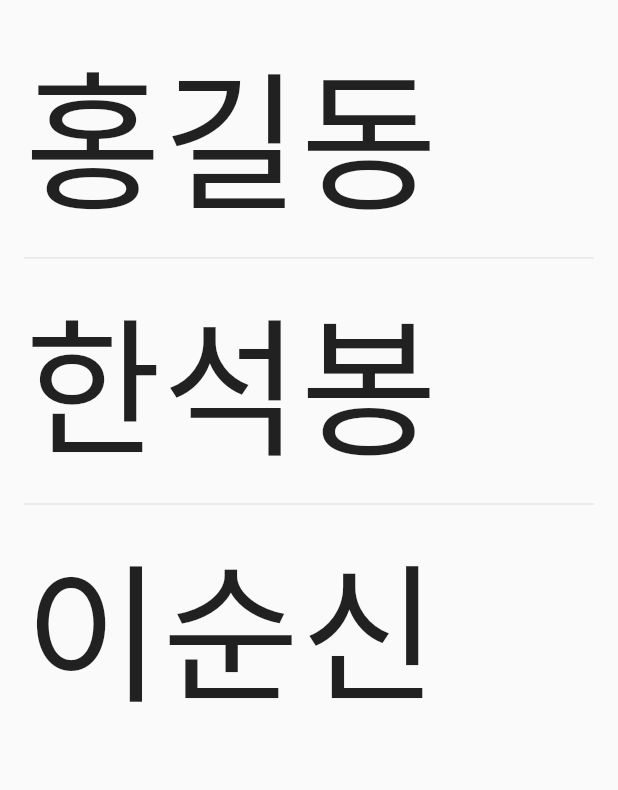
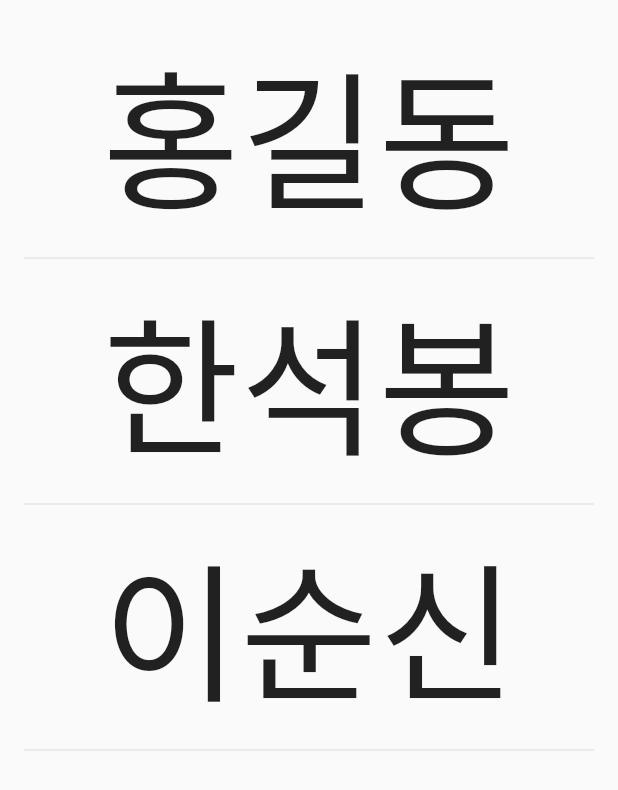
Before and after one commit to fulmoon/youtube, a Flutter app: the screen it shows after launch, on a phone screen of 412 x 824 dp. Shown: the top 790 px of the screen. Run offline on Flutter 3.47's test engine with Material 2 defaults, Android fonts, the phone set to English and light mode, and no system bars.

```diff
--- a/lib/youtube.dart
+++ b/lib/youtube.dart
@@ -8,14 +8,18 @@ class Youtube extends StatelessWidget {
   @override
   Widget build(BuildContext context) {
     return Scaffold(
-      body: ListView.separated(
+      body: ListView.builder(
           padding: const EdgeInsets.all(16),
           itemCount: items.length,
           itemBuilder: (BuildContext context, int index) {
             //함수, 새로 정의해야 함. index: 아이템의 인텍스 번호)
-            return Text('${items[index]}', style: TextStyle(fontSize: 100));
+            return Column(
+              children: [
+                Text('${items[index]}', style: TextStyle(fontSize: 100)),
+                Divider(),
+              ],
+            );
           },
-          separatorBuilder: (BuildContext context, int index) => const Divider(),
       ),
     );
   }
```
